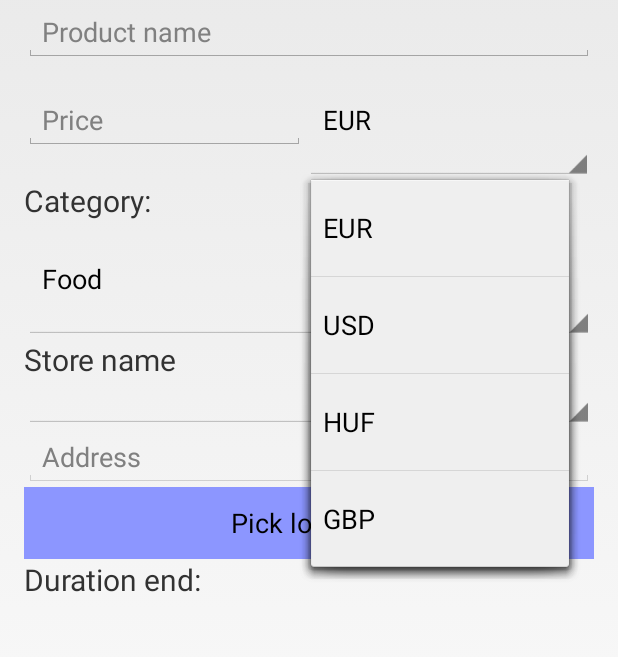
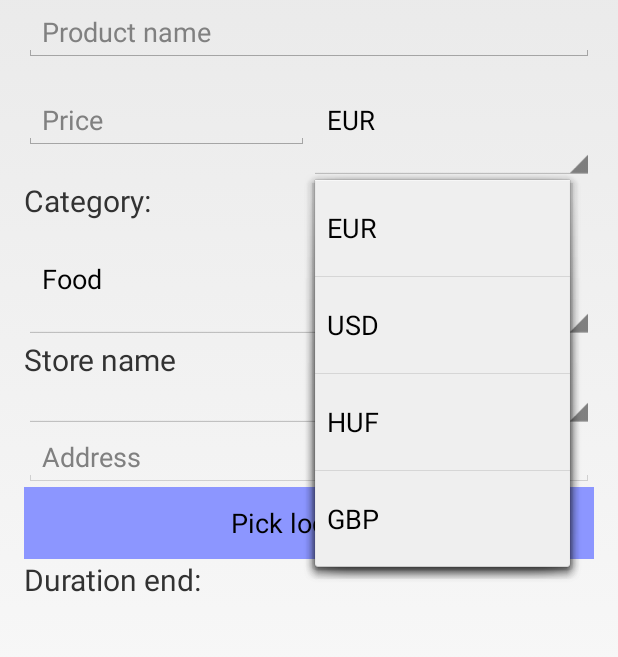
Before and after one commit to varsi94/AuctionApp, an Android app: the UploadActivity screen opened directly, with no data from a screen before it, after a tap on "EUR", on a phone screen of 412 x 824 dp. Shown: the part 142-799 px from the top of the screen. Run offline under Robolectric (Android 15) with nearby library versions, the phone set to English and light mode, and no system bars; 1 statement that could not run was skipped.

Commit message:
pár xml átalakitás

```diff
--- a/app/build.gradle
+++ b/app/build.gradle
@@ -2,7 +2,7 @@ apply plugin: 'com.android.application'
 
 android {
     compileSdkVersion 21
-    buildToolsVersion "19.1.0"
+    buildToolsVersion "21.1.1"
 
     defaultConfig {
         applicationId "hu.bute.auctionapp"
@@ -13,7 +13,7 @@ android {
     }
     buildTypes {
         release {
-            runProguard false
+            minifyEnabled false
             proguardFiles getDefaultProguardFile('proguard-android.txt'), 'proguard-rules.pro'
         }
     }
@@ -26,5 +26,4 @@ dependencies {
     compile 'com.android.support:support-v13:21.0.2'
     compile 'com.google.android.gms:play-services:6.1.71'
     compile 'com.android.support:appcompat-v7:21.0.2'
-    compile 'com.android.support:appcompat-v7:21.0.2'
 }
--- a/app/src/main/res/layout/activity_upload.xml
+++ b/app/src/main/res/layout/activity_upload.xml
@@ -1,139 +1,132 @@
 <?xml version="1.0" encoding="utf-8"?>
 <LinearLayout xmlns:android="http://schemas.android.com/apk/res/android"
-    android:orientation="vertical"
     android:layout_width="match_parent"
     android:layout_height="match_parent"
+    android:gravity="center_horizontal"
+    android:orientation="vertical"
+    android:paddingBottom="16dp"
     android:paddingLeft="16dp"
     android:paddingRight="16dp"
-    android:paddingTop="16dp"
-    android:gravity="center_horizontal"
-    android:paddingBottom="16dp"
-    >
+    android:paddingTop="16dp">
 
     <ProgressBar
         android:id="@+id/uploadProgress"
         android:layout_width="wrap_content"
         android:layout_height="wrap_content"
         android:layout_marginBottom="8dp"
-        android:visibility="gone"/>
+        android:visibility="gone" />
 
     <ScrollView
+        android:id="@+id/uploadForm"
         android:layout_width="match_parent"
-        android:layout_height="match_parent"
-        android:id="@+id/uploadForm">
+        android:layout_height="match_parent">
 
         <LinearLayout
             android:layout_width="match_parent"
-            android:layout_height="match_parent"
+            android:layout_height="wrap_content"
             android:orientation="vertical">
 
             <TextView
                 android:layout_width="wrap_content"
                 android:layout_height="match_parent"
                 android:text="@string/upload"
-                android:textSize="24dp"/>
-
+                android:textSize="24sp" />
 
 
             <EditText
+                android:id="@+id/productname"
                 android:layout_width="match_parent"
                 android:layout_height="wrap_content"
-                android:id="@+id/productname"
-                android:hint="@string/product_name"/>
+                android:hint="@string/product_name" />
 
-            <TableLayout
+            <LinearLayout
                 android:layout_width="match_parent"
                 android:layout_height="wrap_content"
-                android:stretchColumns="*">
+                android:gravity="center_vertical"
+                android:orientation="horizontal">
 
-                <TableRow>
                 <EditText
-                        android:layout_width="match_parent"
+                    android:id="@+id/price"
+                    android:layout_width="0dp"
                     android:layout_height="wrap_content"
-                        android:id="@+id/price"
-                        android:inputType="numberDecimal"
-                        android:hint="@string/product_price"/>
+                    android:layout_weight="1"
+                    android:hint="@string/product_price"
+                    android:inputType="numberDecimal" />
 
                 <Spinner
-                        android:layout_width="match_parent"
+                    android:id="@+id/currency"
+                    android:layout_width="0dp"
                     android:layout_height="wrap_content"
-                        android:id="@+id/currency">
-                    </Spinner>
-                </TableRow>
+                    android:layout_weight="1" />
 
 
-
-            </TableLayout>
+            </LinearLayout>
 
 
             <TextView
                 android:layout_width="match_parent"
                 android:layout_height="wrap_content"
                 android:text="@string/category"
-                android:textSize="20dp"/>
+                android:textSize="20sp" />
 
             <Spinner
+                android:id="@+id/category"
                 android:layout_width="match_parent"
-                android:layout_height="wrap_content"
-                android:id="@+id/category"
-                >
-                </Spinner>
+                android:layout_height="wrap_content" />
 
             <TextView
                 android:layout_width="match_parent"
                 android:layout_height="wrap_content"
                 android:text="@string/store_name"
-                android:textSize="20dp"/>
+                android:textSize="20sp" />
 
             <Spinner
                 android:id="@+id/store"
                 android:layout_width="match_parent"
-                android:layout_height="wrap_content"
-                />
+                android:layout_height="wrap_content" />
 
             <EditText
+                android:id="@+id/addressET"
                 android:layout_width="match_parent"
                 android:layout_height="wrap_content"
-                android:hint="@string/address"
-                android:id="@+id/addressET"
-                android:enabled="false"/>
+                android:enabled="false"
+                android:hint="@string/address" />
 
             <Button
+                android:id="@+id/getLocationBtn"
                 android:layout_width="match_parent"
                 android:layout_height="wrap_content"
-                android:text="@string/get_location"
-                android:id="@+id/getLocationBtn"
                 android:background="#8c96ff"
-                />
+                android:text="@string/get_location" />
 
             <TextView
                 android:layout_width="match_parent"
                 android:layout_height="wrap_content"
                 android:text="@string/duration"
-                android:textSize="20dp"/>
+                android:textSize="20sp" />
 
 
             <DatePicker
+                android:id="@+id/duration"
                 android:layout_width="match_parent"
                 android:layout_height="wrap_content"
-                android:id="@+id/duration"
-                android:hint="@string/duration"
-                android:calendarViewShown="false">
+                android:calendarViewShown="false"
+                android:hint="@string/duration">
 
             </DatePicker>
 
 
             <EditText
+                android:id="@+id/properties"
                 android:layout_width="match_parent"
                 android:layout_height="wrap_content"
-                android:id="@+id/properties"
-                android:hint="@string/properties"/>
+                android:hint="@string/properties" />
 
             <EditText
+                android:id="@+id/comment"
                 android:layout_width="match_parent"
                 android:layout_height="wrap_content"
-                android:id="@+id/comment"
-                android:hint="@string/comment"/>
+                android:hint="@string/comment" />
 
 
             <ImageView
@@ -141,48 +134,46 @@
                 android:layout_width="match_parent"
                 android:layout_height="wrap_content"
                 android:scaleType="center"
-                android:src="@drawable/nophoto"/>
+                android:src="@drawable/nophoto" />
 
-            <TableLayout
+            <LinearLayout
                 android:layout_width="match_parent"
                 android:layout_height="wrap_content"
-                android:stretchColumns="*">
+                android:orientation="horizontal">
 
-                <TableRow>
+
                 <ImageButton
                     android:id="@+id/imgBtnPhoto"
                     android:layout_width="0dp"
                     android:layout_height="wrap_content"
+                    android:layout_column="0"
                     android:layout_margin="@dimen/close_buttons_margin"
                     android:layout_weight="1"
-                        android:src="@android:drawable/ic_menu_camera"
-                        android:layout_column="0"
-                        android:background="#8c96ff"/>
+                    android:background="#8c96ff"
+                    android:src="@android:drawable/ic_menu_camera" />
 
                 <ImageButton
                     android:id="@+id/imgBtnUpload"
                     android:layout_width="0dp"
                     android:layout_height="wrap_content"
+                    android:layout_column="1"
                     android:layout_margin="@dimen/close_buttons_margin"
                     android:layout_weight="1"
-                        android:src="@android:drawable/ic_menu_upload"
-                        android:layout_column="1"
-                        android:background="#8c96ff"/>
+                    android:background="#8c96ff"
+                    android:src="@android:drawable/ic_menu_upload" />
 
                 <ImageButton
                     android:id="@+id/imgBtnDelete"
                     android:layout_width="0dp"
                     android:layout_height="wrap_content"
+                    android:layout_column="2"
                     android:layout_margin="@dimen/close_buttons_margin"
                     android:layout_weight="1"
-                        android:src="@android:drawable/ic_menu_delete"
-                        android:layout_column="2"
-                        android:background="#8c96ff"/>
-                </TableRow>
+                    android:background="#8c96ff"
+                    android:src="@android:drawable/ic_menu_delete" />
 
 
-
-                </TableLayout>
+            </LinearLayout>
 
         </LinearLayout>
 
--- a/app/src/main/res/values/strings.xml
+++ b/app/src/main/res/values/strings.xml
@@ -49,6 +49,8 @@
     <string name="uploading">Uploading...</string>
     <string name="typeLabel">"Type: "</string>
     <string name="store_type">Store type:</string>
+    <string name="ok">OK</string>
+    <string name="results">Results:</string>
 
 
 </resources>
--- a/build.gradle
+++ b/build.gradle
@@ -5,7 +5,7 @@ buildscript {
         jcenter()
     }
     dependencies {
-        classpath 'com.android.tools.build:gradle:0.13.2'
+        classpath 'com.android.tools.build:gradle:1.0.0'
 
         // NOTE: Do not place your application dependencies here; they belong
         // in the individual module build.gradle files
```
Also changed, not shown: app/src/main/java/hu/bute/auctionapp/AuctionApplication.java (+11 -6 lines), app/src/main/java/hu/bute/auctionapp/MainActivity.java (+75 -68 lines), app/src/main/res/layout/activity_register.xml (+18 -15 lines), app/src/main/res/layout/activity_search.xml (+14 -26 lines), app/src/main/res/layout/activity_upload_store.xml (+39 -37 lines), app/src/main/res/layout/store_line.xml (+20 -13 lines), gradle/wrapper/gradle-wrapper.properties, 2 other files. Lines whose indentation alone changed are shown as unchanged.
